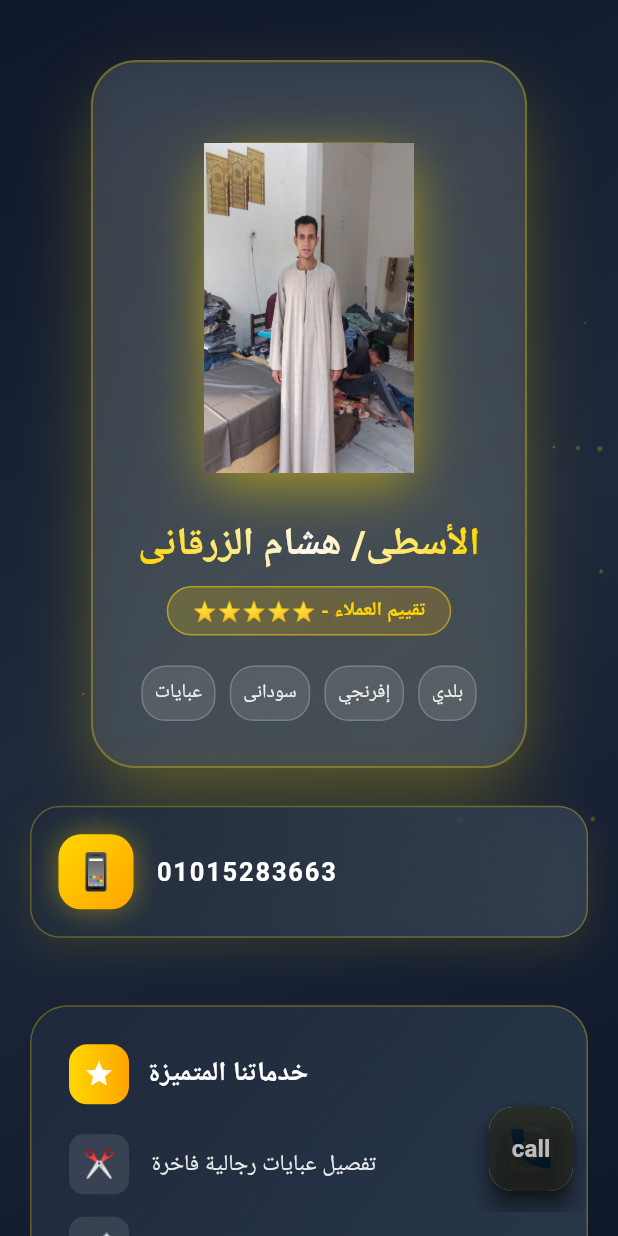
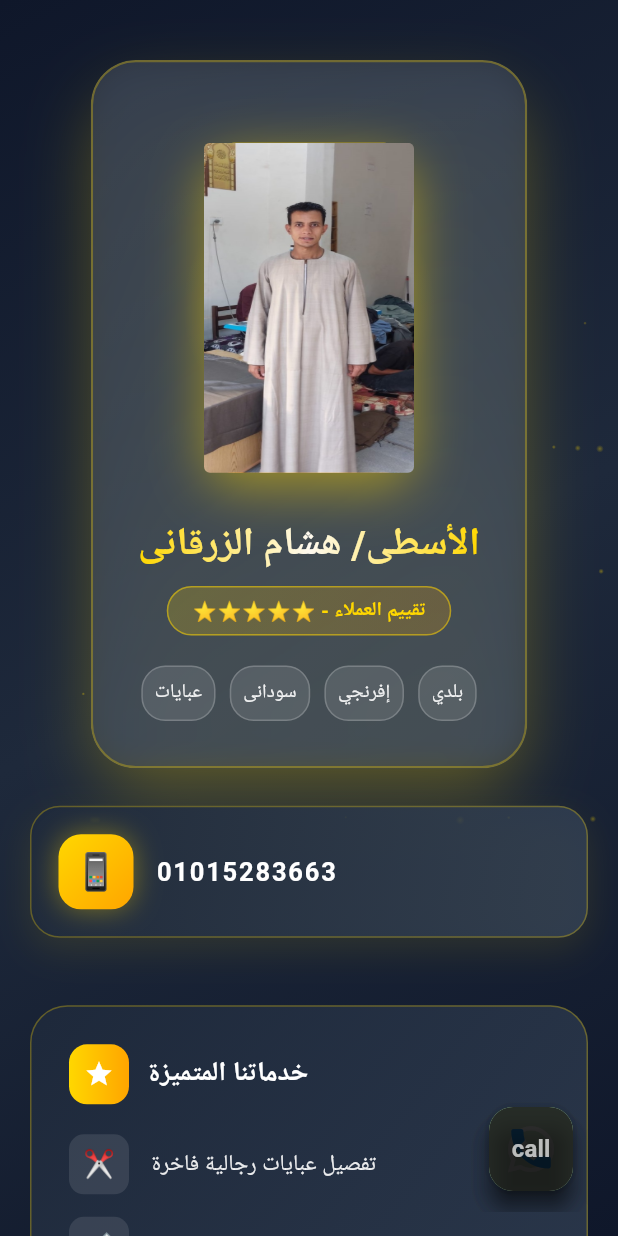
Before and after one commit to AmrMohamed97/hesham_app, a Flutter app: the screen it shows after launch, on a phone screen of 412 x 824 dp. Run offline on Flutter 3.47's test engine with Material 3 defaults, Android fonts, the phone set to English and light mode, and no system bars; our stand-ins replace font_awesome_flutter; Roboto replaces fonts that are missing (Cairo).

Commit message:
edit person image

```diff
--- a/lib/main.dart
+++ b/lib/main.dart
@@ -288,7 +288,10 @@ class _TailorProfilePageState extends State<TailorProfilePage>
                     ),
                   ],
                 ),
-                child: Image.asset('assets/hesham.jpg', fit: BoxFit.fill),
+                child: ClipRRect(
+                  borderRadius: BorderRadius.circular(4),
+                  child: Image.asset('assets/hesham.jpg', fit: BoxFit.fill),
+                ),
                 // Stack(
                 //   children: [
                 //     // Inner content
```
Also changed, not shown: assets/hesham.jpg.
